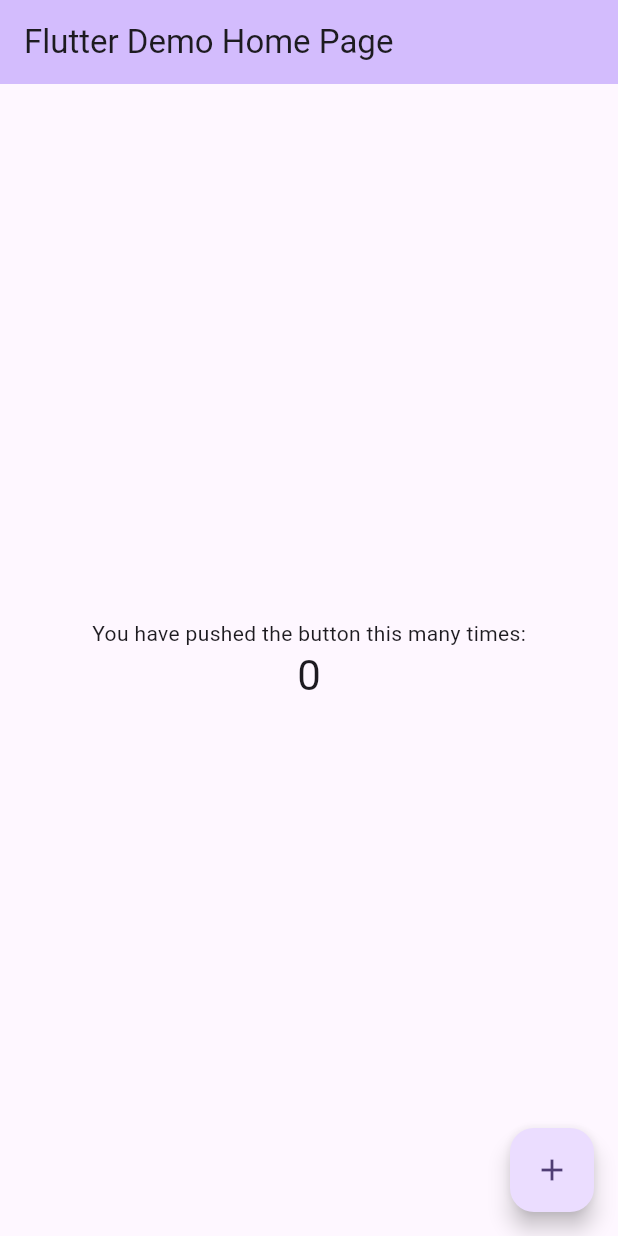
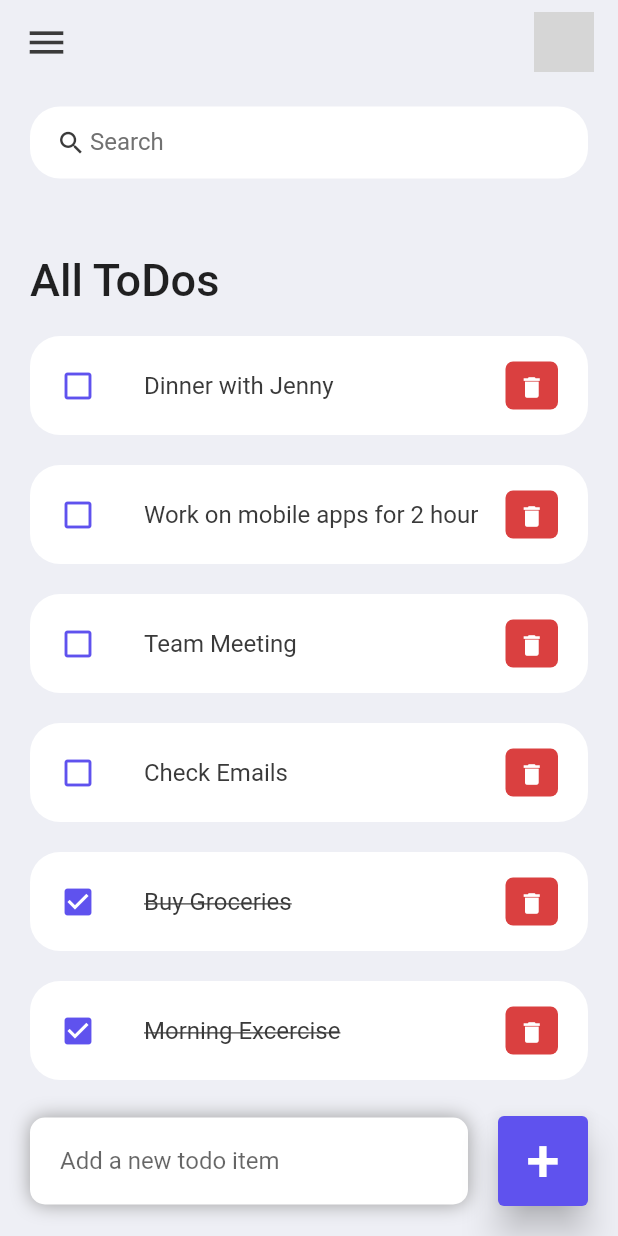
Before and after one commit to gabrieldpf/ToDoApp, a Flutter app: the screen it shows after launch, on a phone screen of 412 x 824 dp. Run offline on Flutter 3.47's test engine with Material 2 defaults, Android fonts, the phone set to English and light mode, and no system bars; grey boxes are pictures that could not be loaded.

Commit message:
MAKE: to do app

```diff
--- /dev/null
+++ b/to_do/lib/constants/colors.dart
@@ -0,0 +1,9 @@
+import 'package:flutter/material.dart';
+
+const Color tdRed = Color(0xFFDA4040);
+const Color tdBlue = Color(0xFF5F52EE);
+
+const Color tdBlack = Color(0xFF3A3A3A);
+const Color tdGrey = Color(0xFF717171);
+
+const Color tdBGColor = Color(0xFFEEEFF5);
--- a/to_do/lib/main.dart
+++ b/to_do/lib/main.dart
@@ -1,125 +1,23 @@
 import 'package:flutter/material.dart';
+import 'package:flutter/services.dart';
+import './screens/home.dart';
 
 void main() {
   runApp(const MyApp());
 }
 
 class MyApp extends StatelessWidget {
-  const MyApp({super.key});
+  const MyApp({Key? key}) : super(key: key);
 
   // This widget is the root of your application.
   @override
   Widget build(BuildContext context) {
+    SystemChrome.setSystemUIOverlayStyle(
+        SystemUiOverlayStyle(statusBarColor: Colors.transparent));
     return MaterialApp(
-      title: 'Flutter Demo',
-      theme: ThemeData(
-        // This is the theme of your application.
-        //
-        // TRY THIS: Try running your application with "flutter run". You'll see
-        // the application has a blue toolbar. Then, without quitting the app,
-        // try changing the seedColor in the colorScheme below to Colors.green
-        // and then invoke "hot reload" (save your changes or press the "hot
-        // reload" button in a Flutter-supported IDE, or press "r" if you used
-        // the command line to start the app).
-        //
-        // Notice that the counter didn't reset back to zero; the application
-        // state is not lost during the reload. To reset the state, use hot
-        // restart instead.
-        //
-        // This works for code too, not just values: Most code changes can be
-        // tested with just a hot reload.
-        colorScheme: ColorScheme.fromSeed(seedColor: Colors.deepPurple),
-        useMaterial3: true,
-      ),
-      home: const MyHomePage(title: 'Flutter Demo Home Page'),
+      debugShowCheckedModeBanner: false,
+      title: 'ToDo App',
+      home: Home(),
     );
   }
 }
-
-class MyHomePage extends StatefulWidget {
-  const MyHomePage({super.key, required this.title});
-
-  // This widget is the home page of your application. It is stateful, meaning
-  // that it has a State object (defined below) that contains fields that affect
-  // how it looks.
-
-  // This class is the configuration for the state. It holds the values (in this
-  // case the title) provided by the parent (in this case the App widget) and
-  // used by the build method of the State. Fields in a Widget subclass are
-  // always marked "final".
-
-  final String title;
-
-  @override
-  State<MyHomePage> createState() => _MyHomePageState();
-}
-
-class _MyHomePageState extends State<MyHomePage> {
-  int _counter = 0;
-
-  void _incrementCounter() {
-    setState(() {
-      // This call to setState tells the Flutter framework that something has
-      // changed in this State, which causes it to rerun the build method below
-      // so that the display can reflect the updated values. If we changed
-      // _counter without calling setState(), then the build method would not be
-      // called again, and so nothing would appear to happen.
-      _counter++;
-    });
-  }
-
-  @override
-  Widget build(BuildContext context) {
-    // This method is rerun every time setState is called, for instance as done
-    // by the _incrementCounter method above.
-    //
-    // The Flutter framework has been optimized to make rerunning build methods
-    // fast, so that you can just rebuild anything that needs updating rather
-    // than having to individually change instances of widgets.
-    return Scaffold(
-      appBar: AppBar(
-        // TRY THIS: Try changing the color here to a specific color (to
-        // Colors.amber, perhaps?) and trigger a hot reload to see the AppBar
-        // change color while the other colors stay the same.
-        backgroundColor: Theme.of(context).colorScheme.inversePrimary,
-        // Here we take the value from the MyHomePage object that was created by
-        // the App.build method, and use it to set our appbar title.
-        title: Text(widget.title),
-      ),
-      body: Center(
-        // Center is a layout widget. It takes a single child and positions it
-        // in the middle of the parent.
-        child: Column(
-          // Column is also a layout widget. It takes a list of children and
-          // arranges them vertically. By default, it sizes itself to fit its
-          // children horizontally, and tries to be as tall as its parent.
-          //
-          // Column has various properties to control how it sizes itself and
-          // how it positions its children. Here we use mainAxisAlignment to
-          // center the children vertically; the main axis here is the vertical
-          // axis because Columns are vertical (the cross axis would be
-          // horizontal).
-          //
-          // TRY THIS: Invoke "debug painting" (choose the "Toggle Debug Paint"
-          // action in the IDE, or press "p" in the console), to see the
-          // wireframe for each widget.
-          mainAxisAlignment: MainAxisAlignment.center,
-          children: <Widget>[
-            const Text(
-              'You have pushed the button this many times:',
-            ),
-            Text(
-              '$_counter',
-              style: Theme.of(context).textTheme.headlineMedium,
-            ),
-          ],
-        ),
-      ),
-      floatingActionButton: FloatingActionButton(
-        onPressed: _incrementCounter,
-        tooltip: 'Increment',
-        child: const Icon(Icons.add),
-      ), // This trailing comma makes auto-formatting nicer for build methods.
-    );
-  }
-}
--- /dev/null
+++ b/to_do/lib/model/todo.dart
@@ -0,0 +1,34 @@
+class ToDo {
+  String? id;
+  String? todoText;
+  bool isDone;
+
+  ToDo({
+    required this.id,
+    required this.todoText,
+    this.isDone = false,
+  });
+
+  static List<ToDo> todoList() {
+    return [
+      ToDo(id: '01', todoText: 'Morning Excercise', isDone: true),
+      ToDo(id: '02', todoText: 'Buy Groceries', isDone: true),
+      ToDo(
+        id: '03',
+        todoText: 'Check Emails',
+      ),
+      ToDo(
+        id: '04',
+        todoText: 'Team Meeting',
+      ),
+      ToDo(
+        id: '05',
+        todoText: 'Work on mobile apps for 2 hour',
+      ),
+      ToDo(
+        id: '06',
+        todoText: 'Dinner with Jenny',
+      ),
+    ];
+  }
+}
--- /dev/null
+++ b/to_do/lib/screens/home.dart
@@ -0,0 +1,219 @@
+import 'package:flutter/material.dart';
+
+import '../model/todo.dart';
+import '../constants/colors.dart';
+import '../widgets/todo_item.dart';
+
+class Home extends StatefulWidget {
+  Home({Key? key}) : super(key: key);
+
+  @override
+  State<Home> createState() => _HomeState();
+}
+
+class _HomeState extends State<Home> {
+  final todosList = ToDo.todoList();
+  List<ToDo> _foundToDo = [];
+  final _todoController = TextEditingController();
+
+  @override
+  void initState() {
+    _foundToDo = todosList;
+    super.initState();
+  }
+
+  @override
+  Widget build(BuildContext context) {
+    return Scaffold(
+      backgroundColor: tdBGColor,
+      appBar: _buildAppBar(),
+      body: Stack(
+        children: [
+          Container(
+            padding: EdgeInsets.symmetric(
+              horizontal: 20,
+              vertical: 15,
+            ),
+            child: Column(
+              children: [
+                searchBox(),
+                Expanded(
+                  child: ListView(
+                    children: [
+                      Container(
+                        margin: EdgeInsets.only(
+                          top: 50,
+                          bottom: 20,
+                        ),
+                        child: Text(
+                          'All ToDos',
+                          style: TextStyle(
+                            fontSize: 30,
+                            fontWeight: FontWeight.w500,
+                          ),
+                        ),
+                      ),
+                      for (ToDo todoo in _foundToDo.reversed)
+                        ToDoItem(
+                          todo: todoo,
+                          onToDoChanged: _handleToDoChange,
+                          onDeleteItem: _deleteToDoItem,
+                        ),
+                    ],
+                  ),
+                )
+              ],
+            ),
+          ),
+          Align(
+            alignment: Alignment.bottomCenter,
+            child: Row(children: [
+              Expanded(
+                child: Container(
+                  margin: EdgeInsets.only(
+                    bottom: 20,
+                    right: 20,
+                    left: 20,
+                  ),
+                  padding: EdgeInsets.symmetric(
+                    horizontal: 20,
+                    vertical: 5,
+                  ),
+                  decoration: BoxDecoration(
+                    color: Colors.white,
+                    boxShadow: const [
+                      BoxShadow(
+                        color: Colors.grey,
+                        offset: Offset(0.0, 0.0),
+                        blurRadius: 10.0,
+                        spreadRadius: 0.0,
+                      ),
+                    ],
+                    borderRadius: BorderRadius.circular(10),
+                  ),
+                  child: TextField(
+                    controller: _todoController,
+                    decoration: InputDecoration(
+                        hintText: 'Add a new todo item',
+                        border: InputBorder.none),
+                  ),
+                ),
+              ),
+              Container(
+                margin: EdgeInsets.only(
+                  bottom: 20,
+                  right: 20,
+                ),
+                child: ElevatedButton(
+                  child: Text(
+                    '+',
+                    style: TextStyle(
+                      fontSize: 40,
+                    ),
+                  ),
+                  onPressed: () {
+                    _addToDoItem(_todoController.text);
+                  },
+                  style: ElevatedButton.styleFrom(
+                    primary: tdBlue,
+                    minimumSize: Size(60, 60),
+                    elevation: 10,
+                  ),
+                ),
+              ),
+            ]),
+          ),
+        ],
+      ),
+    );
+  }
+
+  void _handleToDoChange(ToDo todo) {
+    setState(() {
+      todo.isDone = !todo.isDone;
+    });
+  }
+
+  void _deleteToDoItem(String id) {
+    setState(() {
+      todosList.removeWhere((item) => item.id == id);
+    });
+  }
+
+  void _addToDoItem(String toDo) {
+    setState(() {
+      todosList.add(ToDo(
+        id: DateTime.now().millisecondsSinceEpoch.toString(),
+        todoText: toDo,
+      ));
+    });
+    _todoController.clear();
+  }
+
+  void _runFilter(String enteredKeyword) {
+    List<ToDo> results = [];
+    if (enteredKeyword.isEmpty) {
+      results = todosList;
+    } else {
+      results = todosList
+          .where((item) => item.todoText!
+              .toLowerCase()
+              .contains(enteredKeyword.toLowerCase()))
+          .toList();
+    }
+
+    setState(() {
+      _foundToDo = results;
+    });
+  }
+
+  Widget searchBox() {
+    return Container(
+      padding: EdgeInsets.symmetric(horizontal: 15),
+      decoration: BoxDecoration(
+        color: Colors.white,
+        borderRadius: BorderRadius.circular(20),
+      ),
+      child: TextField(
+        onChanged: (value) => _runFilter(value),
+        decoration: InputDecoration(
+          contentPadding: EdgeInsets.all(0),
+          prefixIcon: Icon(
+            Icons.search,
+            color: tdBlack,
+            size: 20,
+          ),
+          prefixIconConstraints: BoxConstraints(
+            maxHeight: 20,
+            minWidth: 25,
+          ),
+          border: InputBorder.none,
+          hintText: 'Search',
+          hintStyle: TextStyle(color: tdGrey),
+        ),
+      ),
+    );
+  }
+
+  AppBar _buildAppBar() {
+    return AppBar(
+      backgroundColor: tdBGColor,
+      elevation: 0,
+      title: Row(mainAxisAlignment: MainAxisAlignment.spaceBetween, children: [
+        Icon(
+          Icons.menu,
+          color: tdBlack,
+          size: 30,
+        ),
+        Container(
+          height: 40,
+          width: 40,
+          child: ClipRRect(
+            borderRadius: BorderRadius.circular(20),
+            child: Image.asset('assets/images/avatar.jpeg'),
+          ),
+        ),
+      ]),
+    );
+  }
+}
--- /dev/null
+++ b/to_do/lib/widgets/todo_item.dart
@@ -0,0 +1,66 @@
+import 'package:flutter/material.dart';
+
+import '../model/todo.dart';
+import '../constants/colors.dart';
+
+class ToDoItem extends StatelessWidget {
+  final ToDo todo;
+  final onToDoChanged;
+  final onDeleteItem;
+
+  const ToDoItem({
+    Key? key,
+    required this.todo,
+    required this.onToDoChanged,
+    required this.onDeleteItem,
+  }) : super(key: key);
+
+  @override
+  Widget build(BuildContext context) {
+    return Container(
+      margin: EdgeInsets.only(bottom: 20),
+      child: ListTile(
+        onTap: () {
+          // print('Clicked on Todo Item.');
+          onToDoChanged(todo);
+        },
+        shape: RoundedRectangleBorder(
+          borderRadius: BorderRadius.circular(20),
+        ),
+        contentPadding: EdgeInsets.symmetric(horizontal: 20, vertical: 5),
+        tileColor: Colors.white,
+        leading: Icon(
+          todo.isDone ? Icons.check_box : Icons.check_box_outline_blank,
+          color: tdBlue,
+        ),
+        title: Text(
+          todo.todoText!,
+          style: TextStyle(
+            fontSize: 16,
+            color: tdBlack,
+            decoration: todo.isDone ? TextDecoration.lineThrough : null,
+          ),
+        ),
+        trailing: Container(
+          padding: EdgeInsets.all(0),
+          margin: EdgeInsets.symmetric(vertical: 12),
+          height: 35,
+          width: 35,
+          decoration: BoxDecoration(
+            color: tdRed,
+            borderRadius: BorderRadius.circular(5),
+          ),
+          child: IconButton(
+            color: Colors.white,
+            iconSize: 18,
+            icon: Icon(Icons.delete),
+            onPressed: () {
+              // print('Clicked on delete icon');
+              onDeleteItem(todo.id);
+            },
+          ),
+        ),
+      ),
+    );
+  }
+}
```
Also changed, not shown: 1 other file.
